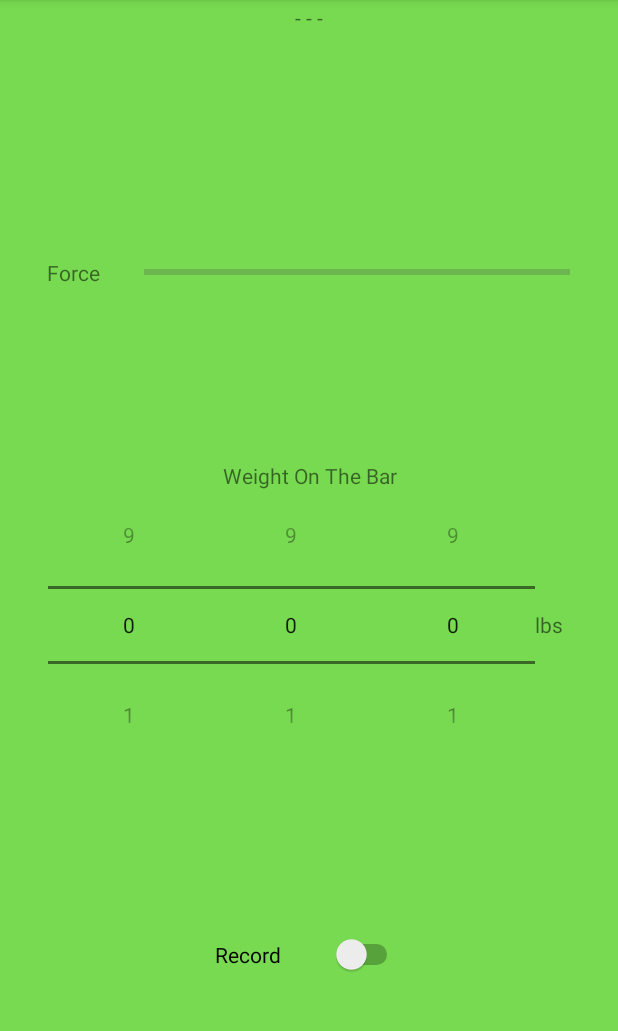
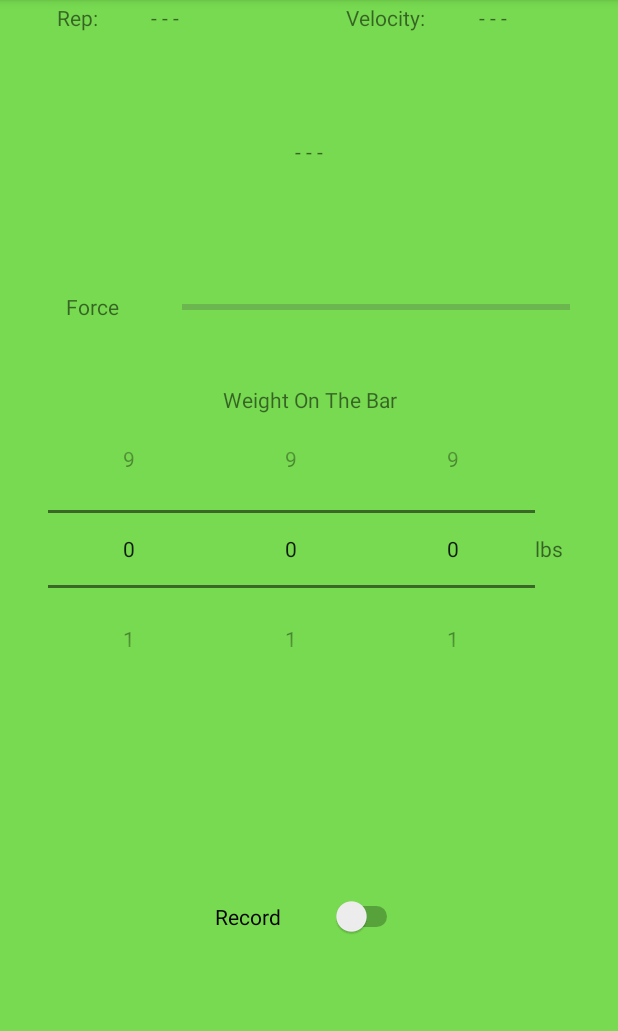
Before and after one commit to jinxed9/vbt-android-app, an Android app: the screen it shows after launch (LoggerActivity), on a phone screen of 412 x 824 dp, the part 84-1115 px from its top. Run offline under Robolectric (Android 15) with nearby library versions, the phone set to English and light mode, and no system bars.

Commit message:
Updated the UI to reflect the Reps and Velocity information

```diff
--- a/app/src/main/java/com/forzametrix/forzametrix/logger/LoggerContract.java
+++ b/app/src/main/java/com/forzametrix/forzametrix/logger/LoggerContract.java
@@ -38,6 +38,10 @@ public interface LoggerContract {
 
         void updateForceView(String force);
 
+        void updateRep(String rep);
+
+        void updateVelocity(String velocity);
+
     }
 
     interface Presenter extends BasePresenter,SensorEventListener {
--- a/app/src/main/java/com/forzametrix/forzametrix/logger/LoggerFragment.java
+++ b/app/src/main/java/com/forzametrix/forzametrix/logger/LoggerFragment.java
@@ -42,7 +42,7 @@ public class LoggerFragment extends Fragment implements LoggerContract.View{
     Sensor mAccelSensor;
     Sensor mGyroSensor;
     Sensor mGravitySensor;
-    TextView forceView;
+    TextView forceView,repsView,velocityView;
 
 
     public LoggerFragment(){
@@ -70,6 +70,8 @@ public class LoggerFragment extends Fragment implements LoggerContract.View{
         record = (Switch)view.findViewById(R.id.switch_record);
         forceBar = (ProgressBar)view.findViewById(R.id.progressBar_force);
         forceView = (TextView)view.findViewById(R.id.textView_force);
+        velocityView = (TextView)view.findViewById(R.id.textView_velocityActual);
+        repsView = (TextView)view.findViewById(R.id.textView_repsActual);
 
         forceBar.setMax(100);
         forceBar.setProgress(0);
@@ -141,6 +143,14 @@ public class LoggerFragment extends Fragment implements LoggerContract.View{
         forceBar.setProgress(force);
     }
 
+    public void updateRep(String rep){
+        repsView.setText(rep);
+    }
+
+    public void updateVelocity(String velocity){
+        velocityView.setText(velocity);
+    }
+
     private void stop(){
         Log.v("Model:","Recording Stopped");
         mSensorManager.unregisterListener(mPresenter);
--- a/app/src/main/java/com/forzametrix/forzametrix/logger/LoggerPresenter.java
+++ b/app/src/main/java/com/forzametrix/forzametrix/logger/LoggerPresenter.java
@@ -116,6 +116,8 @@ public class LoggerPresenter implements LoggerContract.Presenter {
             rep++;
             float averageVelocity = cumVelocity/samples;
             data = data + "------- " + rep + ":" + averageVelocity + " -------\n";
+            mLoggerView.updateRep(Integer.toString(rep));
+            mLoggerView.updateVelocity(String.format("%.4f",averageVelocity));
         }
         //compile the string
         //data = data + currentTime + "," + accelData + "," + gravData + "\n";
--- a/app/src/main/res/layout/logger_fragment.xml
+++ b/app/src/main/res/layout/logger_fragment.xml
@@ -8,6 +8,47 @@
     android:orientation="vertical"
     android:layout_margin="2dp"
     app:layout_behavior="@string/appbar_scrolling_view_behavior">
+
+    <LinearLayout
+        android:layout_width="match_parent"
+        android:layout_height="wrap_content"
+        android:layout_weight=".25"
+        android:layout_gravity="center_horizontal"
+        android:orientation="horizontal">
+
+
+        <TextView
+            android:id="@+id/textView_repsLabel"
+            android:layout_width="wrap_content"
+            android:layout_height="wrap_content"
+            android:layout_weight="1"
+            android:gravity="center_horizontal"
+            android:text="Rep:" />
+
+        <TextView
+            android:id="@+id/textView_repsActual"
+            android:layout_width="wrap_content"
+            android:layout_height="wrap_content"
+            android:layout_weight="1"
+            android:gravity="left"
+            android:text="- - - " />
+
+        <TextView
+            android:id="@+id/textView_velocityLabel"
+            android:layout_width="wrap_content"
+            android:layout_height="wrap_content"
+            android:layout_weight="1"
+            android:gravity="center_horizontal"
+            android:text="Velocity:" />
+
+        <TextView
+            android:id="@+id/textView_velocityActual"
+            android:layout_width="wrap_content"
+            android:layout_height="wrap_content"
+            android:layout_weight="1"
+            android:gravity="left"
+            android:text="- - -" />
+    </LinearLayout>
 
     <TextView
         android:id="@+id/textView_force"
@@ -20,7 +61,7 @@
     <LinearLayout
         android:layout_width="match_parent"
         android:layout_height="wrap_content"
-        android:layout_weight="1"
+        android:layout_weight=".3"
         android:gravity="center"
         android:orientation="horizontal">
 
@@ -29,8 +70,8 @@
             android:layout_width="wrap_content"
             android:layout_height="wrap_content"
             android:layout_weight=".20"
-            android:textAlignment="center"
-            android:text="Force" />
+            android:text="Force"
+            android:textAlignment="center" />
 
         <ProgressBar
             android:id="@+id/progressBar_force"
@@ -38,10 +79,10 @@
             android:layout_width="wrap_content"
             android:layout_height="wrap_content"
             android:layout_marginRight="30dp"
-            android:layout_weight=".80"
+            android:layout_weight=".50"
             android:backgroundTint="@color/colorPrimaryDark"
             android:progressBackgroundTint="@color/colorPrimaryDark"
-            android:progressTint="@color/colorAccent"/>
+            android:progressTint="@color/colorAccent" />
 
     </LinearLayout>
 
@@ -94,4 +135,5 @@
         android:layout_height="20dp"
         android:layout_weight="1"
         android:text="Record" />
+
 </LinearLayout>
```
